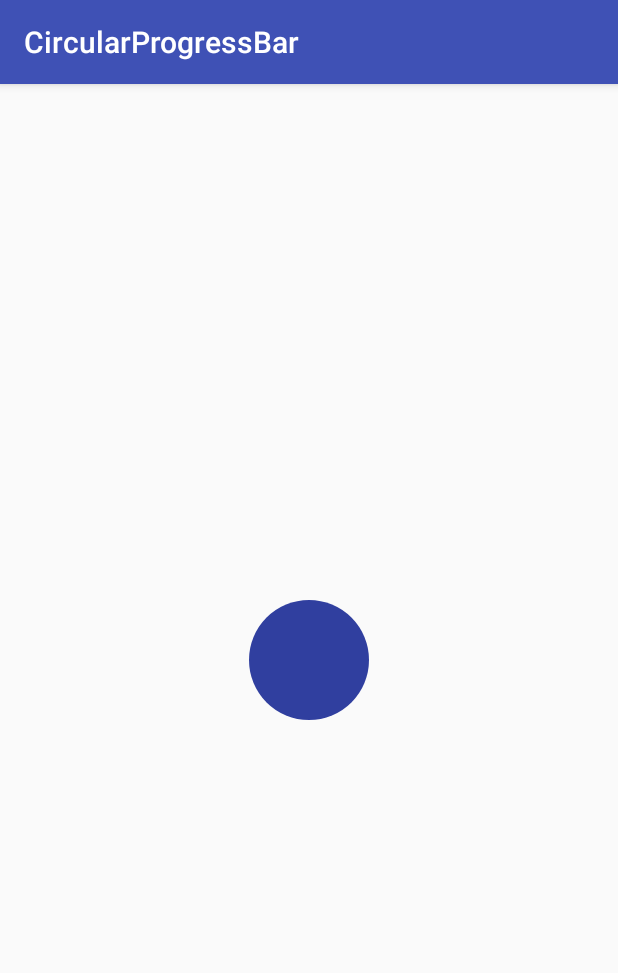
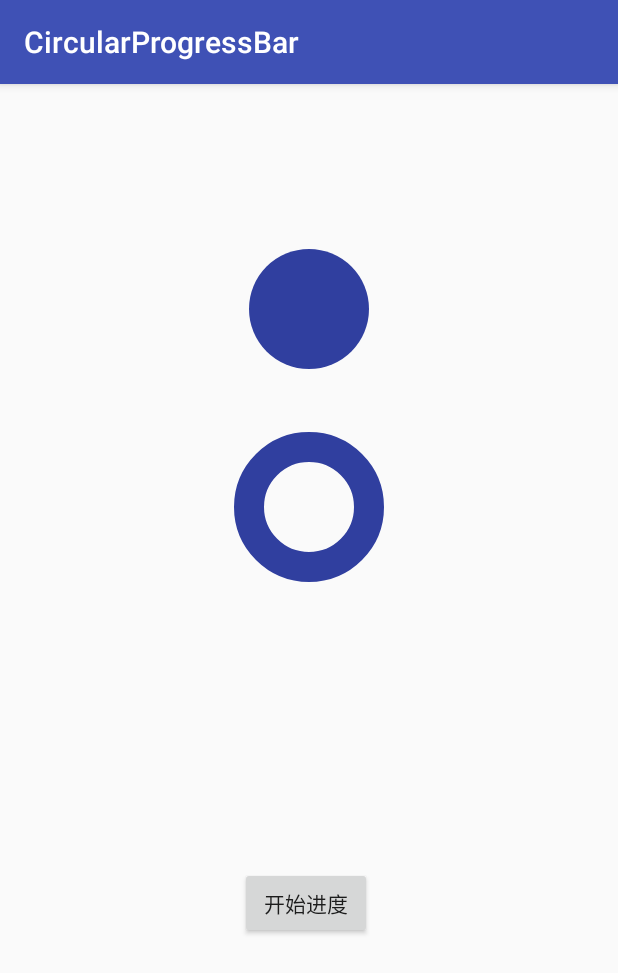
Before and after one commit to huxiaozhu/CustomViewDemo, an Android app: the screen it shows after launch (MainActivity), on a phone screen of 412 x 824 dp. Shown: the top 973 px of the screen. Run offline under Robolectric (Android 15) with nearby library versions, the phone set to English and light mode, and no system bars.

Commit message:
进度条合并

```diff
--- a/paint/src/main/java/com/liuxiaozhu/paint/MyView.kt
+++ b/paint/src/main/java/com/liuxiaozhu/paint/MyView.kt
@@ -66,9 +66,6 @@ class MyView : View {
 
     override fun onDraw(canvas: Canvas) {
         super.onDraw(canvas)
-        //        Paint mPaint = new Paint();
-        //        mPaint.setMaskFilter()
-
 
         //color 0xFF6BB7ED
         /**
@@ -319,16 +316,16 @@ class MyView : View {
     private fun drawSubpixelText(canvas: Canvas) {
 
         val paint = Paint()
-        paint.color = Color.GREEN
-        val text = "动脑学院高级UI"
+        paint.color = Color.RED
+        val text = "是否启动亚像素"
         paint.textSize = 100f
 
         paint.isSubpixelText = false
-        canvas.drawText(text, 0f, 200f, paint)
+        canvas.drawText(text, 0f, 100f, paint)
 
-        canvas.translate(0f, 300f)
+        canvas.translate(0f, 100f)
         paint.isSubpixelText = true
-        canvas.drawText(text, 0f, 200f, paint)
+        canvas.drawText(text, 0f, 100f, paint)
     }
 
 }
--- a/progress/src/main/java/com/liuxiaozhu/circularprogressbar/MainActivity.kt
+++ b/progress/src/main/java/com/liuxiaozhu/circularprogressbar/MainActivity.kt
@@ -3,27 +3,24 @@ package com.liuxiaozhu.circularprogressbar
 import android.os.Bundle
 import android.view.View
 import androidx.appcompat.app.AppCompatActivity
+import kotlinx.android.synthetic.main.activity_main.*
 
 class MainActivity : AppCompatActivity() {
-
-    private var mProgressbar: CircularProgressbarView? = null
-
 
     override fun onCreate(savedInstanceState: Bundle?) {
         super.onCreate(savedInstanceState)
         setContentView(R.layout.activity_main)
-        mProgressbar = findViewById(R.id.progressbar)
         setData()
     }
 
     private fun setData() {
         var progress = 0
-        mProgressbar!!.setOnClickListener {
+        button.setOnClickListener {
             Thread(Runnable {
                 while (progress <= 100) {
                     progress += 2
-                    mProgressbar!!.setProgress(progress)
-
+                    progressbar.setProgress(progress)
+                    progressbar1.setProgress(progress)
                     try {
                         Thread.sleep(100)
                     } catch (e: InterruptedException) {
--- a/progress/src/main/res/layout/activity_main.xml
+++ b/progress/src/main/res/layout/activity_main.xml
@@ -1,5 +1,5 @@
 <?xml version="1.0" encoding="utf-8"?>
-<RelativeLayout xmlns:android="http://schemas.android.com/apk/res/android"
+<androidx.constraintlayout.widget.ConstraintLayout xmlns:android="http://schemas.android.com/apk/res/android"
     xmlns:app="http://schemas.android.com/apk/res-auto"
     xmlns:tools="http://schemas.android.com/tools"
     android:layout_width="match_parent"
@@ -14,11 +14,34 @@
             android:id="@+id/progressbar"
             android:layout_width="100dp"
             android:layout_height="100dp"
-        android:layout_centerInParent="true"
             app:roundBackgroundColor="@color/colorPrimaryDark"
             app:roundProgressColor="#FF0000"
             app:roundWidth="15dp"
             app:style="FILL"
             app:textColor="#000000"
-        app:textSize="20sp" />
-</RelativeLayout>
+            app:textSize="20sp" app:layout_constraintEnd_toEndOf="parent"
+            app:layout_constraintStart_toStartOf="parent"
+            app:layout_constraintTop_toTopOf="parent" android:layout_marginTop="100dp"/>
+    <com.liuxiaozhu.circularprogressbar.CircularProgressbarView
+            android:id="@+id/progressbar1"
+            android:layout_width="100dp"
+            android:layout_height="100dp"
+            app:roundBackgroundColor="@color/colorPrimaryDark"
+            app:roundProgressColor="#FF0000"
+            app:roundWidth="15dp"
+            app:style="STOKEN"
+            app:textColor="#000000"
+            app:textSize="20sp"
+            app:layout_constraintStart_toStartOf="parent"
+            android:layout_marginTop="32dp" app:layout_constraintTop_toBottomOf="@+id/progressbar"
+            app:layout_constraintEnd_toEndOf="parent"/>
+    <Button
+            android:text="开始进度"
+            android:layout_width="wrap_content"
+            android:layout_height="wrap_content"
+            android:id="@+id/button"
+            app:layout_constraintTop_toBottomOf="@+id/progressbar1" app:layout_constraintStart_toStartOf="parent"
+            android:layout_marginLeft="4dp" android:layout_marginStart="4dp" app:layout_constraintEnd_toEndOf="parent"
+            android:layout_marginEnd="8dp" android:layout_marginRight="8dp" android:layout_marginBottom="8dp"
+            app:layout_constraintBottom_toBottomOf="parent"/>
+</androidx.constraintlayout.widget.ConstraintLayout>
```
Lines whose indentation alone changed are shown as unchanged.
